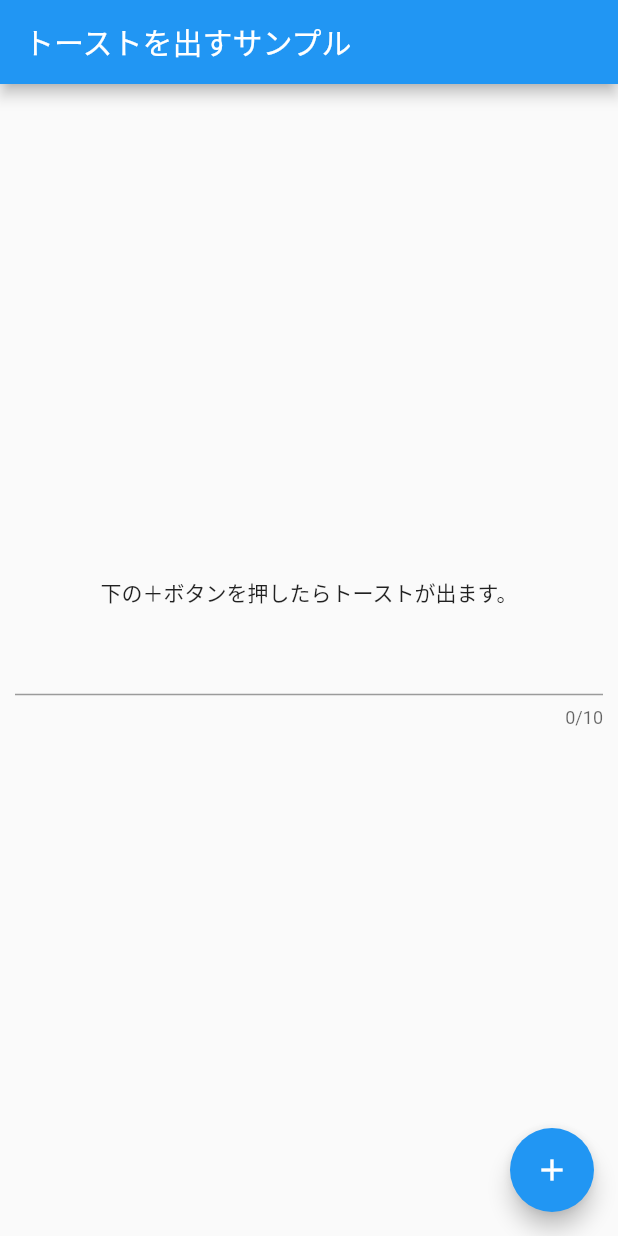
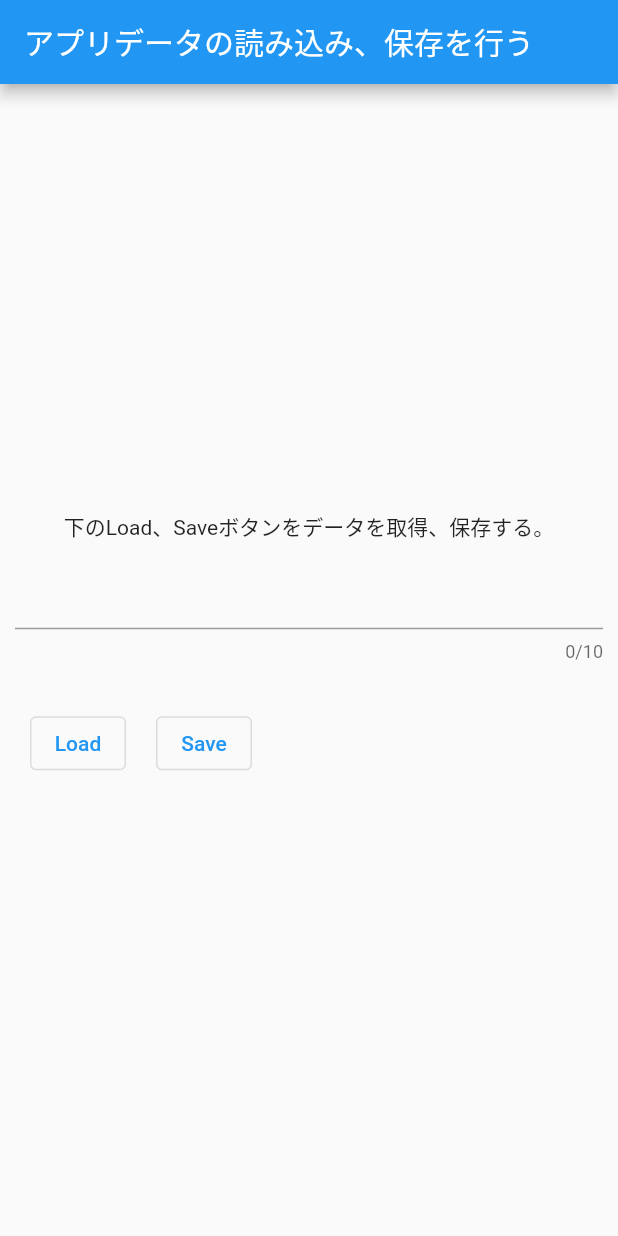
Before and after one commit to mshige1979/flutter_samples, a Flutter app: the screen it shows after launch, on a phone screen of 412 x 824 dp. Run offline on Flutter 3.47's test engine with Material 2 defaults, Android fonts, the phone set to English and light mode, and no system bars; our stand-ins replace shared_preferences.

Commit message:
#2 基本は完成

```diff
--- a/03_localdata/lib/main.dart
+++ b/03_localdata/lib/main.dart
@@ -21,7 +21,7 @@ class MyApp extends StatelessWidget {
 
         primarySwatch: Colors.blue,
       ),
-      home: const MyHomePage(title: 'トーストを出すサンプル'),
+      home: const MyHomePage(title: 'アプリデータの読み込み、保存を行う'),
     );
   }
 }
--- a/03_localdata/lib/screen/home.dart
+++ b/03_localdata/lib/screen/home.dart
@@ -1,5 +1,5 @@
 import 'package:flutter/material.dart';
-import 'package:fluttertoast/fluttertoast.dart';
+import 'package:shared_preferences/shared_preferences.dart';
 
 // ホーム画面
 class MyHomePage extends StatefulWidget {
@@ -13,7 +13,29 @@ class MyHomePage extends StatefulWidget {
 
 class _MyHomePageState extends State<MyHomePage> {
   // テキストエリア用
-  String _text = '';
+  TextEditingController emailController = new TextEditingController(text: "");
+
+  // ロード処理を行い、TextFieldへ反映
+  void _load() async {
+    debugPrint("_load called");
+    // データを保存
+    SharedPreferences prefs = await SharedPreferences.getInstance();
+    String? _text = prefs.getString('data');
+    emailController.text = _text != null ? _text : "";
+  }
+
+  // TextFieldの内容を保存
+  void _save(String s) async {
+    debugPrint("_save called");
+    // データを保存
+    SharedPreferences prefs = await SharedPreferences.getInstance();
+    await prefs.setString('data', s);
+  }
+
+  @override
+  void initState() {
+    super.initState();
+  }
 
   @override
   Widget build(BuildContext context) {
@@ -28,13 +50,14 @@ class _MyHomePageState extends State<MyHomePage> {
           mainAxisAlignment: MainAxisAlignment.center,
           children: <Widget>[
             const Text(
-              '下の＋ボタンを押したらトーストが出ます。',
+              '下のLoad、Saveボタンをデータを取得、保存する。',
             ),
             Container(
              child: Padding(
                padding: EdgeInsets.all(10),
                // テキスト入力
                child: new TextField(
+                 controller: emailController,
                  // 活性
                  enabled: true,
                  // キーボードタイプ
@@ -43,30 +66,46 @@ class _MyHomePageState extends State<MyHomePage> {
                  maxLength: 10,
                  // １行
                  maxLines:1 ,
-                 // 入力時のイベント
-                 onChanged: (String e) {
-                   setState(() {
-                     _text = e;
-                   });
-                 },
+
                ),
              ),
+            ),
+            Container(
+              child: Padding(
+                padding: EdgeInsets.all(10),
+                child: Row(
+                  children: [
+                    Container(
+                      child: Padding(
+                        padding: EdgeInsets.all(10),
+                        child: OutlinedButton(
+                          onPressed: () {
+                            debugPrint("load onPressed");
+                            _load();
+                          },
+                          child: Text('Load'),
+                        ),
+                      ),
+                    ),
+                    Container(
+                      child: Padding(
+                        padding: EdgeInsets.all(10),
+                        child: OutlinedButton(
+                          onPressed: () {
+                            debugPrint("save onPressed");
+                            _save(emailController.text);
+                          },
+                          child: Text('Save'),
+                        ),
+                      ),
+                    ),
+                  ],
+                )
+              )
             )
           ],
         ),
       ),
-      // フロートボタン用
-      floatingActionButton: FloatingActionButton(
-        onPressed: () {
-          Fluttertoast.showToast(
-            // 表示メッセージ
-            msg: _text.length <= 0 ? "メッセージなし" : _text,
-            // 表示位置（androidではデフォルトBOTTOM、TOPは効く、それ以外はWeb版のみかも）
-            gravity: ToastGravity.TOP,
-          );
-        },
-        child: const Icon(Icons.add),
-      ),
     );
   }
 }
--- a/03_localdata/pubspec.yaml
+++ b/03_localdata/pubspec.yaml
@@ -19,7 +19,9 @@ dependencies:
   # xxx
   cupertino_icons: ^1.0.2
   # トースト表示用
-  fluttertoast: ^8.0.9
+  # fluttertoast: ^8.0.9
+  # アプリ内データ保存用
+  shared_preferences: ^2.0.13
 
 # xxx
 dev_dependencies:
```
Also changed, not shown: 03_localdata/pubspec.lock.
